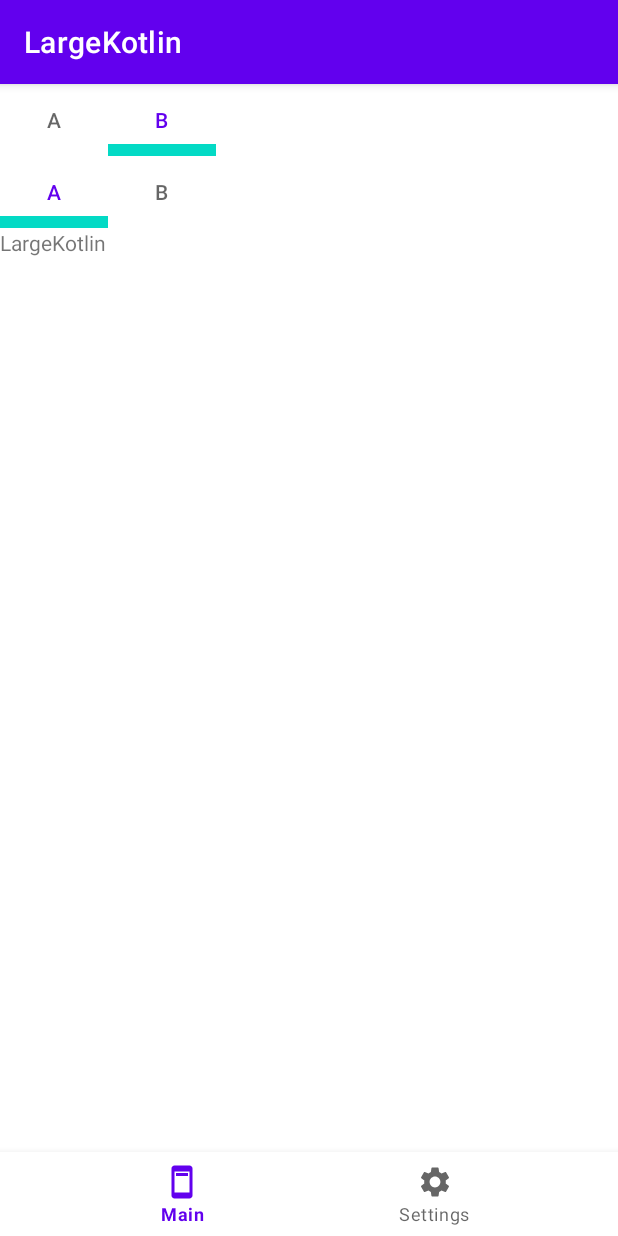
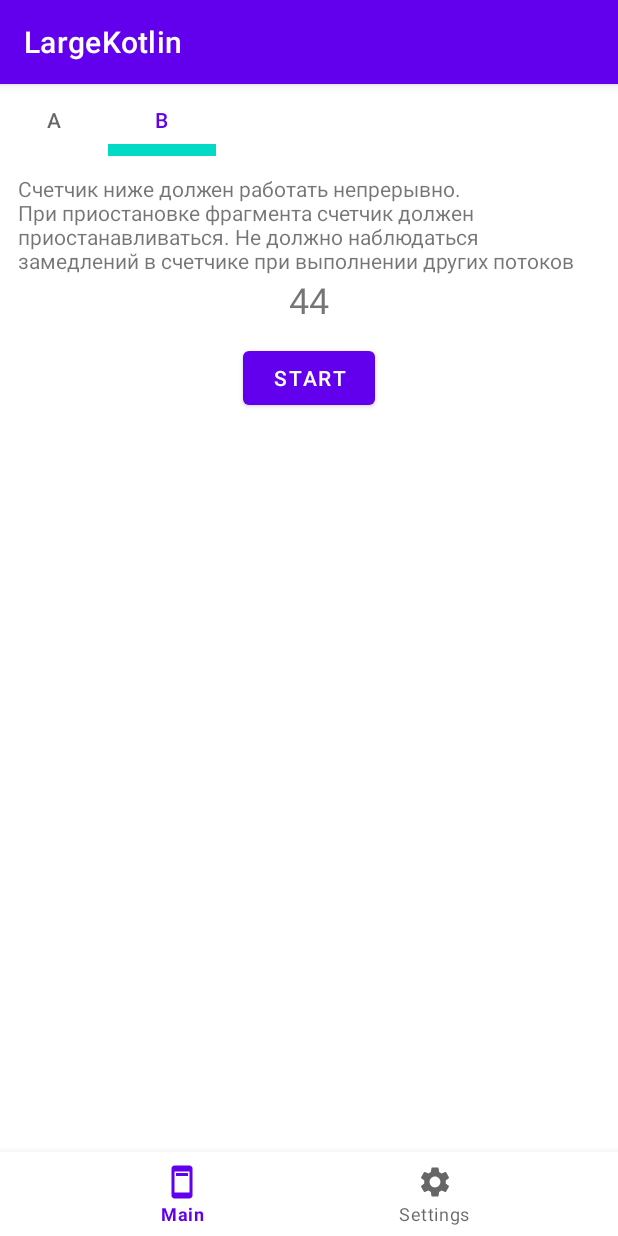
Before and after one commit to OlegQt/LargeKotlin, an Android app: the screen it shows after launch (RootActivity), tab 2 chosen, on a phone screen of 412 x 824 dp. Run offline under Robolectric (Android 15) with nearby library versions, the phone set to English and light mode, and no system bars.

Commit message:
ViewModel for Tab1Fragment created Timer counter created via Handler Representation count on the fragment display when it starts When fragment is paused, counter stops as well

```diff
--- a/app/src/main/java/com/largekotlin/MainFragment.kt
+++ b/app/src/main/java/com/largekotlin/MainFragment.kt
@@ -1,10 +1,10 @@
 package com.largekotlin
 
 import android.os.Bundle
-import androidx.fragment.app.Fragment
 import android.view.LayoutInflater
 import android.view.View
 import android.view.ViewGroup
+import androidx.fragment.app.Fragment
 import androidx.fragment.app.FragmentActivity
 import androidx.viewpager2.adapter.FragmentStateAdapter
 import com.google.android.material.tabs.TabLayoutMediator
@@ -14,7 +14,7 @@ import com.largekotlin.fragments.Tab1Fragment
 
 class MainFragment : Fragment() {
     private var _binding: FragmentMainBinding? = null
-    val binding get() = _binding!!
+    private val binding get() = _binding!!
 
     override fun onCreateView(
         inflater: LayoutInflater, container: ViewGroup?,
@@ -29,16 +29,19 @@ class MainFragment : Fragment() {
     override fun onViewCreated(view: View, savedInstanceState: Bundle?) {
         super.onViewCreated(view, savedInstanceState)
 
+        // Создание списка фрагментов
         val fragmentMap = mutableMapOf<String, Fragment>()
+        fragmentMap["A"] = Tab1Fragment()
+        fragmentMap["B"] = Tab1Fragment()
 
-        fragmentMap["A"] = Tab1Fragment()
-        fragmentMap["B"] = MainFragment()
-
+        // Инициализация адаптера для TabLayout и связь со списком фрагментов
         val adapter = FragmentAdapter(requireActivity(), fragmentList = fragmentMap.values.toList())
         binding.viewpagerHolder.adapter = adapter
         TabLayoutMediator(binding.tabLayout,binding.viewpagerHolder){tab,pos ->
             tab.text = fragmentMap.keys.elementAt(pos)
         }.attach()
+
+
 
     }
 
@@ -53,7 +56,7 @@ class MainFragment : Fragment() {
     }
 
 
-    class FragmentAdapter(private val fragmentActivity: FragmentActivity, private val fragmentList:List<Fragment>):FragmentStateAdapter(fragmentActivity){
+    class FragmentAdapter(fragmentActivity: FragmentActivity, private val fragmentList:List<Fragment>):FragmentStateAdapter(fragmentActivity){
         override fun getItemCount() = fragmentList.size
         override fun createFragment(position: Int) = fragmentList.elementAt(position)
 
--- a/app/src/main/java/com/largekotlin/fragments/Tab1Fragment.kt
+++ b/app/src/main/java/com/largekotlin/fragments/Tab1Fragment.kt
@@ -1,16 +1,23 @@
 package com.largekotlin.fragments
 
 import android.os.Bundle
-import androidx.fragment.app.Fragment
 import android.view.LayoutInflater
 import android.view.View
 import android.view.ViewGroup
+import androidx.fragment.app.Fragment
+import androidx.lifecycle.ViewModelProvider
+import com.largekotlin.R
 import com.largekotlin.databinding.FragmentTab1Binding
+import com.largekotlin.viewmodels.Tab1ViewModel
 
 
 class Tab1Fragment : Fragment() {
     private var _binding:FragmentTab1Binding? = null
-    val binding get() = _binding!!
+    private val binding get() = _binding!!
+
+    private val vm by lazy { ViewModelProvider(this)[Tab1ViewModel::class.java] }
+
+    //private val handler = Handler(Looper.getMainLooper())
 
     override fun onCreateView(
         inflater: LayoutInflater, container: ViewGroup?,
@@ -20,6 +27,25 @@ class Tab1Fragment : Fragment() {
 
         // Inflate the layout for this fragment
         return _binding?.root
+    }
+
+    override fun onViewCreated(view: View, savedInstanceState: Bundle?) {
+        super.onViewCreated(view, savedInstanceState)
+
+        binding.txtLbl.text = getString(R.string.tab1_article)
+
+        binding.btnStartTimer.setOnClickListener { vm.startTimer() }
+
+        // Работа с ViewModel
+        vm.timer.observe(viewLifecycleOwner){
+            binding.txtTimer.text = it.toString()
+        }
+    }
+
+    override fun onPause() {
+        super.onPause()
+        vm.stopTimer()
+
     }
 
     override fun onDestroy() {
--- /dev/null
+++ b/app/src/main/java/com/largekotlin/viewmodels/Tab1ViewModel.kt
@@ -0,0 +1,43 @@
+package com.largekotlin.viewmodels
+
+import android.os.Looper
+import androidx.lifecycle.LiveData
+import androidx.lifecycle.MutableLiveData
+import androidx.lifecycle.ViewModel
+
+class Tab1ViewModel : ViewModel() {
+    private var _timer = MutableLiveData<Long>()
+    val timer get() = _timer as LiveData<Long>
+
+    private val handler = android.os.Handler(Looper.getMainLooper())
+
+    private var timerRunnable: Runnable
+
+    init {
+        _timer.value = 0
+
+        timerRunnable = Runnable { timerBody() }
+
+        startTimer()
+    }
+
+    private fun timerBody() {
+        _timer.value = _timer.value?.plus(1)
+
+        handler.postDelayed(
+            timerRunnable, TIMER_DELAY_mills
+        )
+    }
+
+    fun startTimer(){
+        handler.post(timerRunnable)
+    }
+
+    fun stopTimer() {
+        handler.removeCallbacks(timerRunnable)
+    }
+
+    companion object {
+        const val TIMER_DELAY_mills = 24L
+    }
+}
--- a/app/src/main/res/layout/fragment_tab1.xml
+++ b/app/src/main/res/layout/fragment_tab1.xml
@@ -9,10 +9,39 @@
 
     <!-- TODO: Update blank fragment layout -->
     <TextView
+        android:id="@+id/txt_lbl"
         android:layout_width="match_parent"
-        android:layout_height="match_parent"
+        android:layout_height="wrap_content"
+
+        android:layout_marginHorizontal="12dp"
+        android:layout_marginVertical="12dp"
+
         android:text="@string/app_name"
+        app:layout_constraintTop_toTopOf="parent"
+        app:layout_constraintStart_toStartOf="parent" />
 
-        />
+    <TextView
+        android:id="@+id/txt_timer"
+        android:layout_width="wrap_content"
+        android:layout_height="wrap_content"
+
+        android:text="@string/app_name"
+        android:textSize="24sp"
+
+        app:layout_constraintEnd_toEndOf="parent"
+        app:layout_constraintStart_toStartOf="parent"
+        app:layout_constraintTop_toBottomOf="@id/txt_lbl" />
+
+    <com.google.android.material.button.MaterialButton
+        android:id="@+id/btn_start_timer"
+        android:layout_width="wrap_content"
+        android:layout_height="wrap_content"
+        android:layout_marginTop="12dp"
+
+        android:text="Start"
+
+        app:layout_constraintEnd_toEndOf="parent"
+        app:layout_constraintStart_toStartOf="parent"
+        app:layout_constraintTop_toBottomOf="@id/txt_timer" />
 
 </androidx.constraintlayout.widget.ConstraintLayout>
--- a/app/src/main/res/values/strings.xml
+++ b/app/src/main/res/values/strings.xml
@@ -2,4 +2,5 @@
     <string name="app_name">LargeKotlin</string>
     <!-- TODO: Remove or change this placeholder text -->
     <string name="hello_blank_fragment">Hello blank fragment</string>
+    <string name="tab1_article">"Счетчик ниже должен работать непрерывно. При приостановке фрагмента счетчик должен приостанавливаться. Не должно наблюдаться замедлений в счетчике при выполнении других потоков"</string>
 </resources>
```
